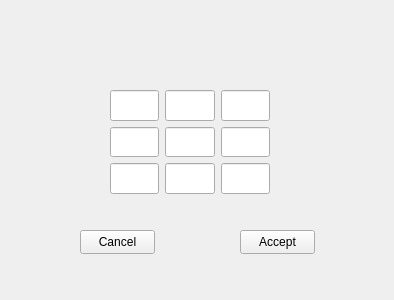
Old version of the form maskpopup.ui in the repository Nachos-mic/Aplikacja_Strumienie_Wideo.
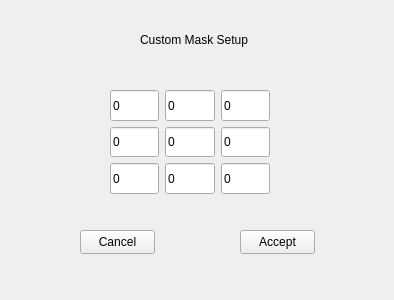
New version of the form.

```diff
--- a/maskpopup.ui
+++ b/maskpopup.ui
@@ -66,6 +66,9 @@
         <height>50</height>
        </size>
       </property>
+      <property name="text">
+       <string>0</string>
+      </property>
      </widget>
     </item>
     <item row="0" column="1">
@@ -82,6 +85,9 @@
         <height>50</height>
        </size>
       </property>
+      <property name="text">
+       <string>0</string>
+      </property>
      </widget>
     </item>
     <item row="0" column="0">
@@ -98,6 +104,9 @@
         <height>50</height>
        </size>
       </property>
+      <property name="text">
+       <string>0</string>
+      </property>
      </widget>
     </item>
     <item row="2" column="1">
@@ -114,6 +123,9 @@
         <height>50</height>
        </size>
       </property>
+      <property name="text">
+       <string>0</string>
+      </property>
      </widget>
     </item>
     <item row="2" column="2">
@@ -130,6 +142,9 @@
         <height>50</height>
        </size>
       </property>
+      <property name="text">
+       <string>0</string>
+      </property>
      </widget>
     </item>
     <item row="2" column="0">
@@ -146,6 +161,9 @@
         <height>50</height>
        </size>
       </property>
+      <property name="text">
+       <string>0</string>
+      </property>
      </widget>
     </item>
     <item row="1" column="0">
@@ -162,6 +180,9 @@
         <height>50</height>
        </size>
       </property>
+      <property name="text">
+       <string>0</string>
+      </property>
      </widget>
     </item>
     <item row="1" column="1">
@@ -178,6 +199,9 @@
         <height>50</height>
        </size>
       </property>
+      <property name="text">
+       <string>0</string>
+      </property>
      </widget>
     </item>
     <item row="1" column="2">
@@ -194,10 +218,26 @@
         <height>50</height>
        </size>
       </property>
+      <property name="text">
+       <string>0</string>
+      </property>
      </widget>
     </item>
    </layout>
   </widget>
+  <widget class="QLabel" name="label">
+   <property name="geometry">
+    <rect>
+     <x>140</x>
+     <y>30</y>
+     <width>111</width>
+     <height>20</height>
+    </rect>
+   </property>
+   <property name="text">
+    <string>Custom Mask Setup</string>
+   </property>
+  </widget>
  </widget>
  <resources/>
  <connections/>
```
